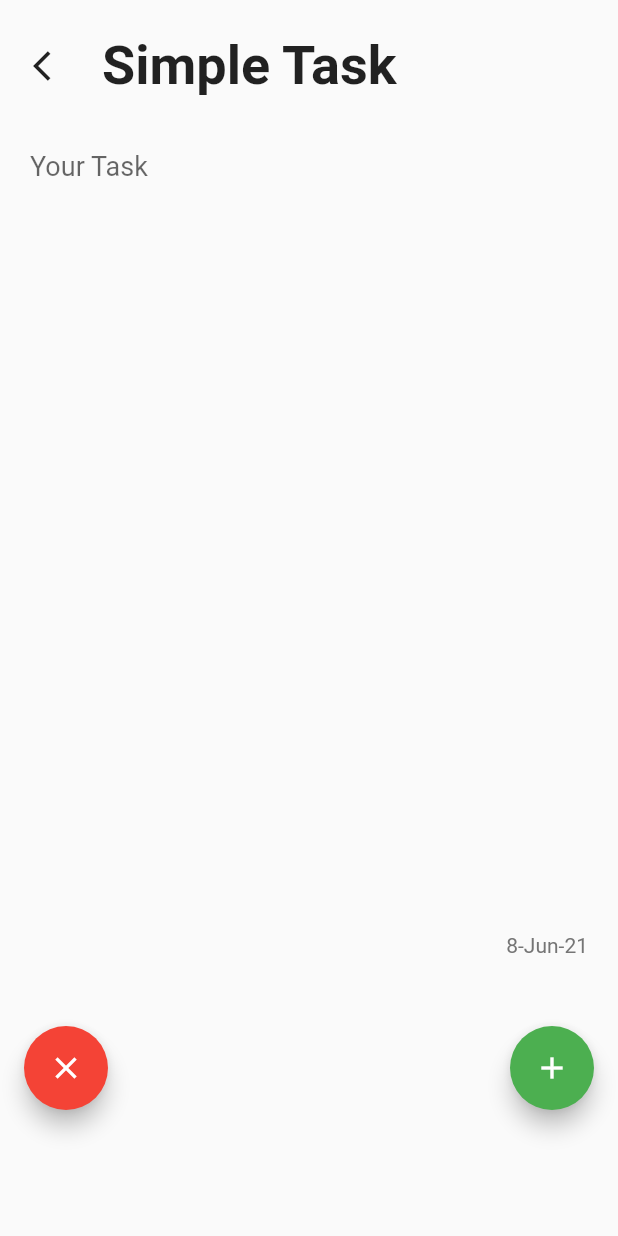
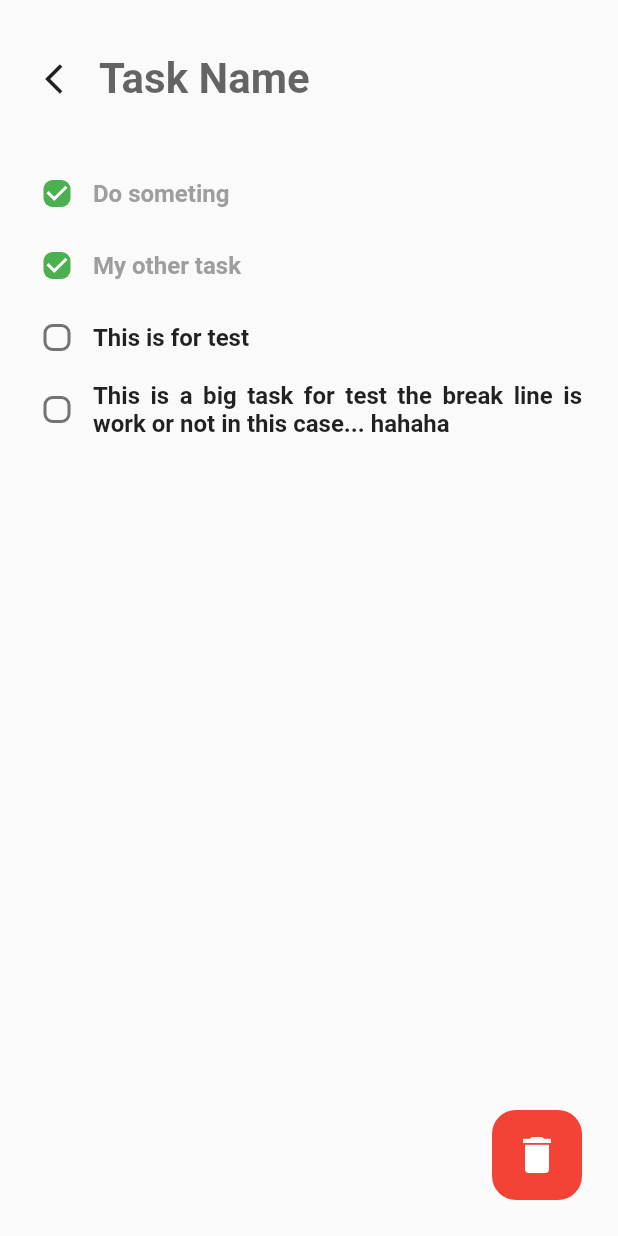
Before and after one commit to RaphaelDaSilvaDev/my_tasks, a Flutter app: the AddSimpleTask screen opened by its route, on a phone screen of 412 x 824 dp. Run offline on Flutter 3.47's test engine with Material 2 defaults, Android fonts, the phone set to English and light mode, and no system bars.

Commit message:
Update 0.01

```diff
--- a/lib/Pages/add_simple_task_view.dart
+++ b/lib/Pages/add_simple_task_view.dart
@@ -1,109 +1,105 @@
-import 'package:date_format/date_format.dart';
 import 'package:flutter/material.dart';
 
-import '../app_controller.dart';
-
 class AddSimpleTask extends StatelessWidget {
-  String actualDate = formatDate(DateTime.now(), [d, '-', M, '-', yy]);
   @override
   Widget build(BuildContext context) {
     return Scaffold(
-      body: SingleChildScrollView(
-        child: SizedBox(
-          width: MediaQuery.of(context).size.width,
-          height: MediaQuery.of(context).size.height,
-          child: SafeArea(
-            child: Padding(
-              padding: EdgeInsets.only(top: 20),
-              child: Column(
+      body: SafeArea(
+        child: Container(
+          width: double.infinity,
+          height: double.infinity,
+          child: Stack(
+            children: [
+              Column(
                 crossAxisAlignment: CrossAxisAlignment.start,
                 children: [
-                  Row(
-                    mainAxisAlignment: MainAxisAlignment.start,
-                    children: [
-                      Padding(
-                        padding: EdgeInsets.only(left: 10),
-                        child: IconButton(
-                          icon: Icon(AppController.instance.isDarkTheme
-                              ? Icons.arrow_back_ios
-                              : Icons.arrow_back_ios),
+                  Container(
+                    margin: EdgeInsets.only(
+                        top: 24, left: 18, right: 24, bottom: 24),
+                    child: Row(
+                      children: [
+                        IconButton(
+                          icon: Icon(Icons.arrow_back_ios),
                           onPressed: () {
                             Navigator.pop(context);
                           },
                         ),
-                      ),
-                      Padding(
-                        padding: EdgeInsets.only(left: 10),
-                        child: Text(
-                          "Simple Task",
-                          style: TextStyle(
-                            fontSize: 36,
-                            fontWeight: FontWeight.bold,
+                        Expanded(
+                          child: TextField(
+                            style: TextStyle(
+                                fontSize: 28, fontWeight: FontWeight.bold),
+                            decoration: InputDecoration(
+                                hintText: "Task Name",
+                                border: InputBorder.none),
                           ),
-                          textAlign: TextAlign.start,
-                        ),
-                      ),
-                    ],
-                  ),
-                  Padding(
-                    padding: EdgeInsets.only(left: 20, right: 20, top: 20),
-                    child: Column(
-                      crossAxisAlignment: CrossAxisAlignment.end,
-                      children: [
-                        TextField(
-                          cursorColor: Colors.black,
-                          keyboardType: TextInputType.multiline,
-                          maxLines: 10,
-                          style: TextStyle(fontSize: 18),
-                          decoration: InputDecoration(
-                            hintText: "Your Task",
-                            hintStyle: TextStyle(fontSize: 18),
-                            border: InputBorder.none,
-                            focusedBorder: InputBorder.none,
-                            enabledBorder: InputBorder.none,
-                            errorBorder: InputBorder.none,
-                            disabledBorder: InputBorder.none,
-                          ),
-                        ),
-                        SizedBox(
-                          height: 300,
-                        ),
-                        Text(
-                          actualDate,
-                          style:
-                              TextStyle(fontSize: 14, color: Colors.grey[600]),
-                        ),
+                        )
                       ],
                     ),
                   ),
-                  SizedBox(
-                    height: 46,
-                  ),
-                  Padding(
-                    padding: EdgeInsets.symmetric(horizontal: 16),
-                    child: Row(
-                      mainAxisAlignment: MainAxisAlignment.spaceBetween,
+                  Container(
+                    margin: EdgeInsets.only(left: 14, right: 24),
+                    child: Column(
                       children: [
-                        FloatingActionButton(
-                          onPressed: () {
-                            // Add your onPressed code here!
-                          },
-                          child: const Icon(Icons.close),
-                          backgroundColor: Colors.red,
-                        ),
-                        FloatingActionButton(
-                          onPressed: () {
-                            // Add your onPressed code here!
-                          },
-                          child: const Icon(Icons.add),
-                          backgroundColor: Theme.of(context).primaryColor,
-                        ),
+                        todoWidget("Do someting", true),
+                        todoWidget("My other task", true),
+                        todoWidget("This is for test", false),
+                        todoWidget(
+                            "This is a big task for test the break line is work or not in this case... hahaha",
+                            false),
                       ],
                     ),
-                  ),
+                  )
                 ],
               ),
+              floatingButton()
+            ],
+          ),
+        ),
+      ),
+    );
+  }
+
+  Widget todoWidget(title, isDone) {
+    return Container(
+      child: Row(
+        children: [
+          Checkbox(
+            shape:
+                RoundedRectangleBorder(borderRadius: BorderRadius.circular(6)),
+            onChanged: (value) {},
+            activeColor: Colors.green,
+            value: isDone,
+          ),
+          Expanded(
+            child: Text(
+              title ?? "Unnamed Task",
+              textAlign: TextAlign.justify,
+              style: TextStyle(
+                  fontSize: 16,
+                  fontWeight: FontWeight.bold,
+                  color: isDone ? Colors.grey : null),
             ),
+          ),
+        ],
+      ),
+    );
+  }
+
+  Widget floatingButton() {
+    return Positioned(
+      bottom: 24,
+      right: 24,
+      child: GestureDetector(
+        onTap: () {},
+        child: Container(
+          width: 60,
+          height: 60,
+          decoration: BoxDecoration(
+              color: Colors.red, borderRadius: BorderRadius.circular(16)),
+          child: Icon(
+            Icons.delete,
+            color: Colors.white,
+            size: 32,
           ),
         ),
       ),
--- a/lib/app_widget.dart
+++ b/lib/app_widget.dart
@@ -1,5 +1,4 @@
 import 'package:flutter/material.dart';
-import 'package:todo_list/Pages/add_list_task_view.dart';
 import 'package:todo_list/Pages/add_simple_task_view.dart';
 import 'package:todo_list/app_controller.dart';
 import 'Pages/home_view.dart';
@@ -23,7 +22,6 @@ class AppWidget extends StatelessWidget {
             routes: {
               '/': (context) => HomePage(),
               '/addSimpleTask': (context) => AddSimpleTask(),
-              '/addListTask': (context) => AddListTask()
             },
           );
         });
```
Also changed, not shown: lib/Pages/add_list_task_view.dart (deleted, +0 -10 lines), lib/Pages/home_view.dart (+70 -79 lines), 1 other file.
